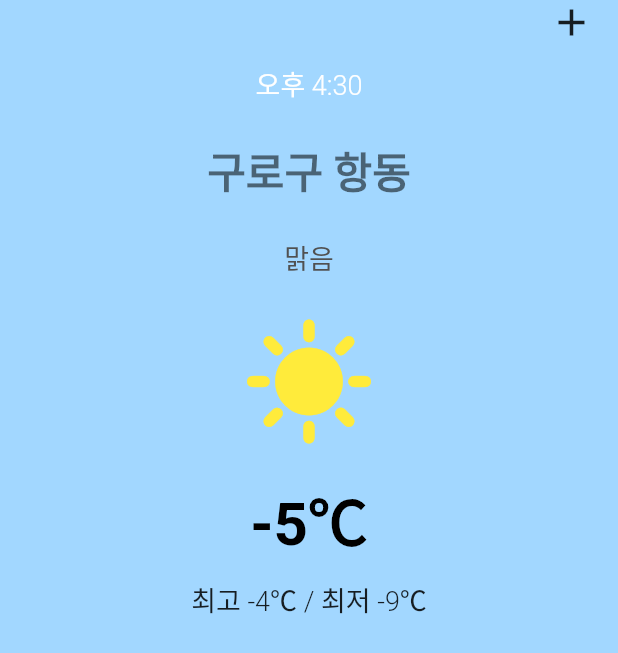
After one commit to Weather-Fit/Weatherfit-Flutter, a Flutter app: the MainView screen opened directly, on a phone screen of 412 x 824 dp. The commit adds this screen. Shown: the top 653 px of the screen. Run offline on Flutter 3.47's test engine with Material 2 defaults, Android fonts, the phone set to English and light mode, and no system bars; Roboto replaces fonts that are missing (Pretendart).

Commit message:
메인뷰에 DayView 추가

```diff
--- a/lib/Login/View/LoginView.dart
+++ b/lib/Login/View/LoginView.dart
@@ -1,6 +1,7 @@
 import 'package:flutter/material.dart';
 import 'package:provider/provider.dart';
 import 'package:weatherfit/Login/ViewModel/LoginViewModel.dart';
+import 'package:weatherfit/Main/View/MainView.dart';
 
 class LoginView extends StatelessWidget {
   @override
@@ -53,6 +54,10 @@ class _LoginView extends StatelessWidget {
                     if (success) {
                       // 로그인 성공 시 다음 페이지로 이동
                       print('로그인 성공');
+                      Navigator.push(
+                        context,
+                        MaterialPageRoute(builder: (context) => MainView()),
+                      );
                     } else {
                       // 로그인 실패 시 에러 메시지 표시
                     }
--- /dev/null
+++ b/lib/Main/View/DayView/AddLocation.dart
@@ -0,0 +1,19 @@
+import 'package:flutter/material.dart';
+
+class AddLocation extends StatelessWidget {
+  const AddLocation({super.key});
+
+  @override
+  Widget build(BuildContext context) {
+    return Container(
+      alignment: Alignment.topRight,
+      child: Padding(
+        padding: const EdgeInsets.fromLTRB(0, 0, 16, 0),
+        child: Icon(
+          Icons.add,
+          size: 30,
+        ),
+      ),
+    );
+  }
+}
--- /dev/null
+++ b/lib/Main/View/DayView/CurrentPlace.dart
@@ -0,0 +1,19 @@
+import 'package:flutter/material.dart';
+import 'package:weatherfit/app_theme.dart';
+
+class CurrentPlace extends StatelessWidget {
+  const CurrentPlace({super.key});
+
+  @override
+  Widget build(BuildContext context) {
+    return Padding(
+      padding: const EdgeInsets.all(12.0),
+      child: Text(
+        "구로구 항동",
+        style: AppTheme().lightTheme.textTheme.displaySmall?.copyWith(
+              fontWeight: FontWeight.w700,
+            ),
+      ),
+    );
+  }
+}
--- /dev/null
+++ b/lib/Main/View/DayView/CurrentTemp.dart
@@ -0,0 +1,20 @@
+import 'package:flutter/material.dart';
+import 'package:weatherfit/app_theme.dart';
+
+class CurrentTemp extends StatelessWidget {
+  const CurrentTemp({super.key});
+
+  @override
+  Widget build(BuildContext context) {
+    return Padding(
+      padding: const EdgeInsets.all(6.0),
+      child: Text(
+        "-5℃",
+        style: AppTheme().lightTheme.textTheme.displayLarge?.copyWith(
+              fontWeight: FontWeight.w700,
+              color: Colors.black,
+            ),
+      ),
+    );
+  }
+}
--- /dev/null
+++ b/lib/Main/View/DayView/CurrentTime.dart
@@ -0,0 +1,19 @@
+import 'package:flutter/material.dart';
+import 'package:weatherfit/app_theme.dart';
+
+class CurrentTime extends StatelessWidget {
+  const CurrentTime({super.key});
+
+  @override
+  Widget build(BuildContext context) {
+    return Padding(
+      padding: const EdgeInsets.all(12.0),
+      child: Text(
+        "오후 4:30",
+        style: AppTheme().lightTheme.textTheme.bodyMedium?.copyWith(
+              color: Colors.white,
+            ),
+      ),
+    );
+  }
+}
--- /dev/null
+++ b/lib/Main/View/DayView/CurrentWeather.dart
@@ -0,0 +1,19 @@
+import 'package:flutter/material.dart';
+import 'package:weatherfit/app_theme.dart';
+
+class CurrentWeather extends StatelessWidget {
+  const CurrentWeather({super.key});
+
+  @override
+  Widget build(BuildContext context) {
+    return Padding(
+      padding: const EdgeInsets.all(12.0),
+      child: Text(
+        "맑음",
+        style: AppTheme().lightTheme.textTheme.bodyMedium?.copyWith(
+              color: Color.fromARGB(255, 80, 80, 80),
+            ),
+      ),
+    );
+  }
+}
--- /dev/null
+++ b/lib/Main/View/DayView/DayView.dart
@@ -0,0 +1,29 @@
+import 'package:flutter/material.dart';
+import 'package:weatherfit/Main/View/DayView/AddLocation.dart';
+import 'package:weatherfit/Main/View/DayView/CurrentPlace.dart';
+import 'package:weatherfit/Main/View/DayView/CurrentTemp.dart';
+import 'package:weatherfit/Main/View/DayView/CurrentTime.dart';
+import 'package:weatherfit/Main/View/DayView/CurrentWeather.dart';
+import 'package:weatherfit/Main/View/DayView/MaxMinTemp.dart';
+import 'package:weatherfit/Main/View/DayView/WeatherImage.dart';
+
+class DayView extends StatelessWidget {
+  DayView({super.key});
+  @override
+  Widget build(BuildContext context) {
+    return Container(
+      child: Column(
+        mainAxisAlignment: MainAxisAlignment.center,
+        children: [
+          AddLocation(),
+          CurrentTime(),
+          CurrentPlace(),
+          CurrentWeather(),
+          WeatherImage(),
+          CurrentTemp(),
+          MaxMinTemp(),
+        ],
+      ),
+    );
+  }
+}
--- /dev/null
+++ b/lib/Main/View/DayView/MaxMinTemp.dart
@@ -0,0 +1,17 @@
+import 'package:flutter/material.dart';
+import 'package:weatherfit/app_theme.dart';
+
+class MaxMinTemp extends StatelessWidget {
+  const MaxMinTemp({super.key});
+
+  @override
+  Widget build(BuildContext context) {
+    return Padding(
+      padding: const EdgeInsets.all(4.0),
+      child: Text(
+        "최고 -4℃ / 최저 -9℃",
+        style: AppTheme().lightTheme.textTheme.bodyMedium,
+      ),
+    );
+  }
+}
--- /dev/null
+++ b/lib/Main/View/DayView/WeatherImage.dart
@@ -0,0 +1,17 @@
+import 'package:flutter/material.dart';
+
+class WeatherImage extends StatelessWidget {
+  const WeatherImage({super.key});
+
+  @override
+  Widget build(BuildContext context) {
+    return Padding(
+      padding: const EdgeInsets.all(12.0),
+      child: Icon(
+        Icons.sunny,
+        size: 90,
+        color: Colors.yellow,
+      ),
+    );
+  }
+}
--- /dev/null
+++ b/lib/Main/View/MainView.dart
@@ -0,0 +1,26 @@
+import 'package:flutter/material.dart';
+import 'package:weatherfit/Main/View/DayView/DayView.dart';
+import 'package:weatherfit/app_theme.dart';
+
+class MainView extends StatelessWidget {
+  MainView({super.key});
+
+  @override
+  Widget build(BuildContext context) {
+    return Scaffold(
+      backgroundColor: AppTheme().lightTheme.colorScheme.tertiary,
+      body: SafeArea(
+        child: Container(
+          color: AppTheme().lightTheme.colorScheme.tertiary,
+          child: Center(
+            child: Column(
+              children: [
+                DayView(),
+              ],
+            ),
+          ),
+        ),
+      ),
+    );
+  }
+}
--- a/lib/app_theme.dart
+++ b/lib/app_theme.dart
@@ -5,11 +5,11 @@ class AppTheme {
     fontFamily: 'Pretendart',
     textTheme: TextTheme(
       displayLarge: TextStyle(fontSize: 40.0, fontWeight: FontWeight.w800),
-      displayMedium: TextStyle(fontSize: 30.0, fontWeight: FontWeight.w600),
-      displaySmall: TextStyle(fontSize: 24.0, fontWeight: FontWeight.w500),
-      bodyLarge: TextStyle(fontSize: 20.0, fontWeight: FontWeight.w400),
-      bodyMedium: TextStyle(fontSize: 16.0, fontWeight: FontWeight.w300),
-      bodySmall: TextStyle(fontSize: 12.0, fontWeight: FontWeight.w100),
+      displayMedium: TextStyle(fontSize: 32.0, fontWeight: FontWeight.w600),
+      displaySmall: TextStyle(fontSize: 28.0, fontWeight: FontWeight.w500),
+      bodyLarge: TextStyle(fontSize: 24.0, fontWeight: FontWeight.w400),
+      bodyMedium: TextStyle(fontSize: 18.0, fontWeight: FontWeight.w300),
+      bodySmall: TextStyle(fontSize: 14.0, fontWeight: FontWeight.w100),
     ),
     colorScheme: ColorScheme(
       brightness: Brightness.light,
@@ -21,7 +21,7 @@ class AppTheme {
       onSecondary: Color(0xFFFFFFFF),
       secondaryContainer: Color(0xFFD7E2FF),
       onSecondaryContainer: Color(0xFF001A40),
-      tertiary: Color.fromARGB(255, 191, 239, 255),
+      tertiary: Color.fromARGB(255, 162, 215, 255),
       onTertiary: Color(0xFFFFFFFF),
       tertiaryContainer: Color(0xFFC3E8FF),
       onTertiaryContainer: Color(0xFF001E2C),
--- a/lib/main.dart
+++ b/lib/main.dart
@@ -12,7 +12,9 @@ class MyApp extends StatelessWidget {
     return MaterialApp(
       title: 'MVVM Login Example',
       theme: AppTheme().lightTheme,
-      home: LoginView(),
+      home: SafeArea(
+        child: LoginView(),
+      ),
     );
   }
 }
```
